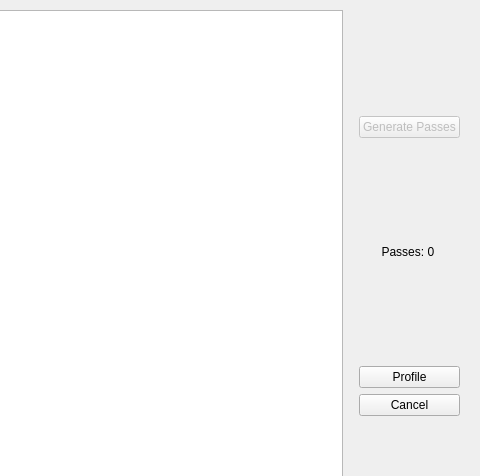
trtt/apitrace, file gui/ui/metric_selection.ui: the form before one commit; both pictures show x 521 to 1001 and y 0 to 476 of the 1001 by 566 pixel window.
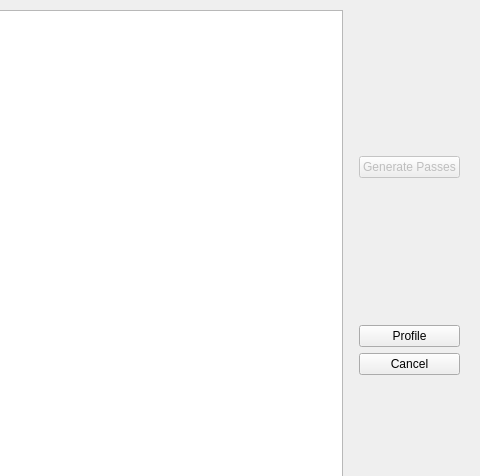
The form after the commit.

Diff of the .ui file:
```diff
--- a/gui/ui/metric_selection.ui
+++ b/gui/ui/metric_selection.ui
@@ -55,25 +55,6 @@
           </property>
          </widget>
         </item>
-        <item>
-         <widget class="QLabel" name="label">
-          <property name="sizePolicy">
-           <sizepolicy hsizetype="Preferred" vsizetype="Fixed">
-            <horstretch>0</horstretch>
-            <verstretch>0</verstretch>
-           </sizepolicy>
-          </property>
-          <property name="text">
-           <string>Passes: 0 </string>
-          </property>
-          <property name="scaledContents">
-           <bool>false</bool>
-          </property>
-          <property name="alignment">
-           <set>Qt::AlignCenter</set>
-          </property>
-         </widget>
-        </item>
         <item>
          <layout class="QVBoxLayout" name="verticalLayout_4" stretch="0,0">
           <property name="sizeConstraint">
```
Left out of the diff: 8 changed lines with no effect on the pictures.
